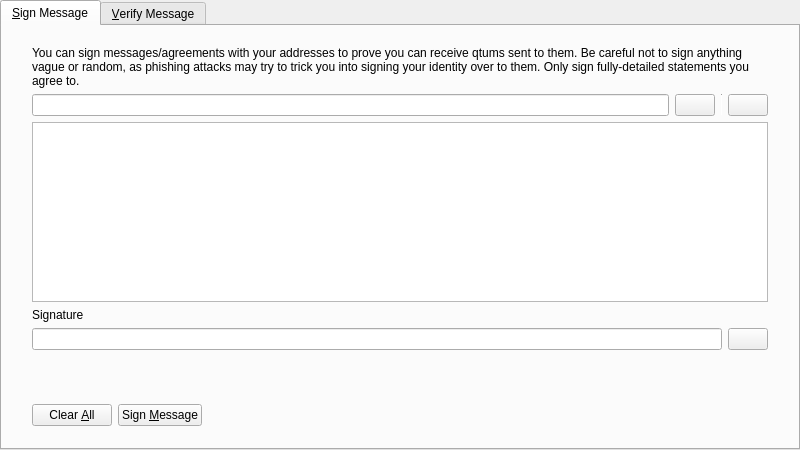
Old version of the form src/qt/forms/signverifymessagedialog.ui in the repository vuicoin-project/vuicash-bitcore.
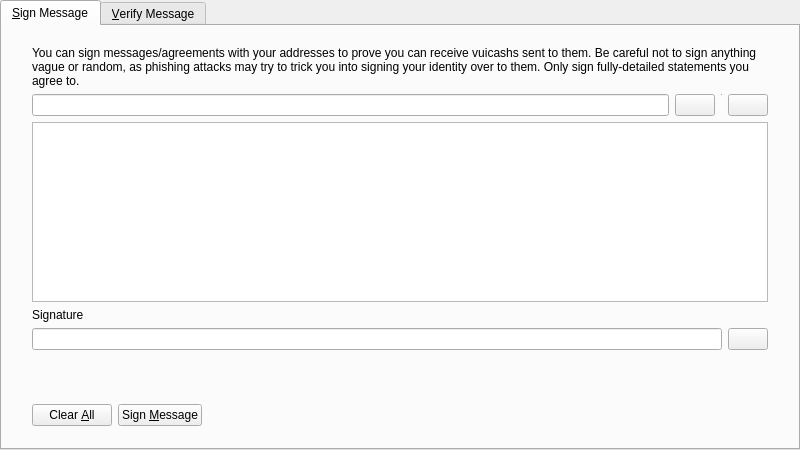
New version of the form. Icons and pictures are not drawn. Custom widgets are drawn as their Qt base class.

Commit message: Change qtum to vuicash

Diff of the .ui file:
```diff
--- a/src/qt/forms/signverifymessagedialog.ui
+++ b/src/qt/forms/signverifymessagedialog.ui
@@ -68,7 +68,7 @@
          <item>
           <widget class="QLabel" name="infoLabel_SM">
            <property name="text">
-            <string>You can sign messages/agreements with your addresses to prove you can receive qtums sent to them. Be careful not to sign anything vague or random, as phishing attacks may try to trick you into signing your identity over to them. Only sign fully-detailed statements you agree to.</string>
+            <string>You can sign messages/agreements with your addresses to prove you can receive vuicashs sent to them. Be careful not to sign anything vague or random, as phishing attacks may try to trick you into signing your identity over to them. Only sign fully-detailed statements you agree to.</string>
            </property>
            <property name="textFormat">
             <enum>Qt::PlainText</enum>
```
The commit also changes 256 other files.
